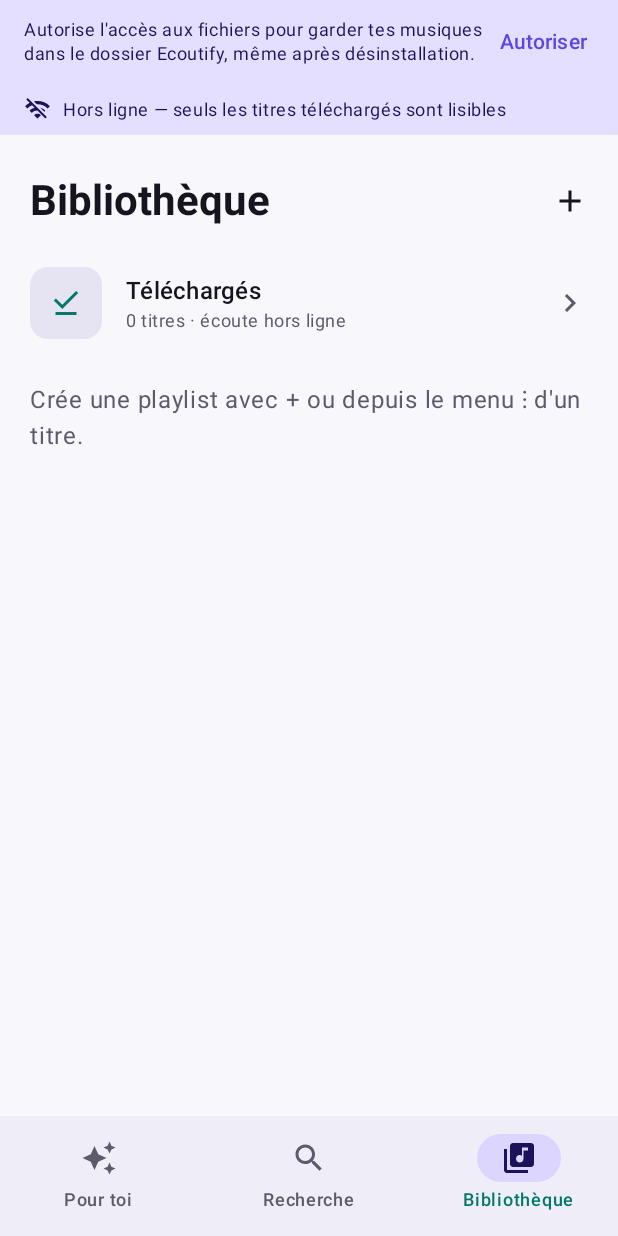
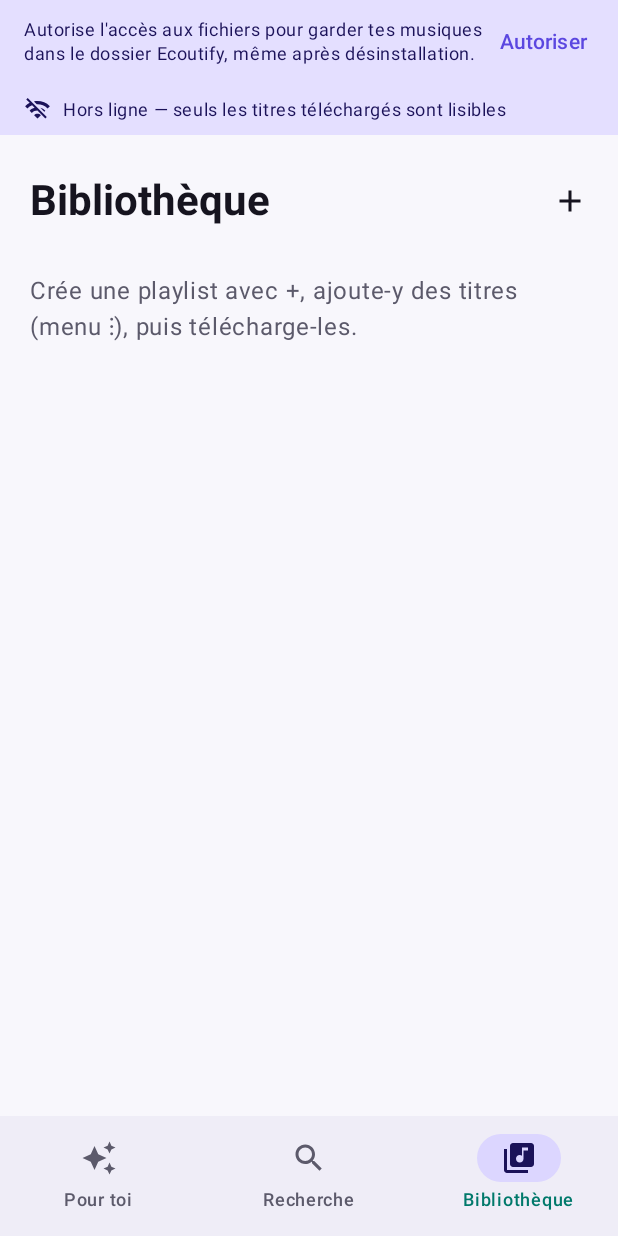
Before and after one commit to KrustyLeBot/Ecoutify, an Android app built with Jetpack Compose: the screen it shows after launch (MainActivity), item 3 of the bottom bar chosen, on a phone screen of 412 x 824 dp. Run offline under Robolectric (Android 15) with nearby library versions, the phone set to English and light mode, and no system bars; libraries missing offline, so code that uses them is left out: org.schabi.newpipe; 8 statements that could not run were skipped.

Commit message:
Downloads tied to playlists: X/Y offline counter, canonical track URLs, orphan files adopted
Co-Authored-By: Claude Sonnet 5.5 <noreply@anthropic.com>
Claude-Session: https://claude.ai/code/session_01TtSNF3UP8Ja6VpVLtBverL

```diff
--- a/app/src/main/java/app/ecoutify/data/Catalog.kt
+++ b/app/src/main/java/app/ecoutify/data/Catalog.kt
@@ -54,7 +54,7 @@ class Catalog(downloader: OkHttpDownloader) {
     }
 
     private fun toTrack(i: StreamInfoItem) = Track(
-        url = i.url,
+        url = normalizeUrl(i.url),
         title = cleanTitle(i.name),
         artist = i.uploaderName.orEmpty().removeSuffix(" - Topic").removeSuffix("VEVO").trim(),
         durationSec = i.duration,
--- a/app/src/main/java/app/ecoutify/data/Track.kt
+++ b/app/src/main/java/app/ecoutify/data/Track.kt
@@ -1,6 +1,10 @@
 package app.ecoutify.data
 
 import org.json.JSONObject
+
+/** Canonical watch URL (YouTube Music links use another host), so the same video always has the same URL. */
+fun normalizeUrl(url: String): String =
+    Regex("[?&]v=([A-Za-z0-9_-]{11})").find(url)?.let { "https://www.youtube.com/watch?v=${it.groupValues[1]}" } ?: url
 
 data class Track(
     val url: String,
@@ -15,7 +19,7 @@ data class Track(
 
     companion object {
         fun fromJson(o: JSONObject) = Track(
-            url = o.getString("url"),
+            url = normalizeUrl(o.getString("url")),
             title = o.getString("title"),
             artist = o.optString("artist"),
             durationSec = o.optLong("duration"),
--- a/app/src/main/java/app/ecoutify/ui/MainViewModel.kt
+++ b/app/src/main/java/app/ecoutify/ui/MainViewModel.kt
@@ -72,7 +72,10 @@ class MainViewModel(application: Application) : AndroidViewModel(application) {
     fun refreshStorage() {
         storageOk = app.store.hasStorageAccess()
         viewModelScope.launch {
-            withContext(Dispatchers.IO) { app.store.migratePrivateToPublic() }
+            withContext(Dispatchers.IO) {
+                app.store.migratePrivateToPublic()
+                adoptOrphanDownloads()
+            }
             downloaded = app.store.downloads()
             playlists = app.store.playlists()
         }
@@ -142,6 +145,7 @@ class MainViewModel(application: Application) : AndroidViewModel(application) {
     fun deletePlaylist(p: Playlist) {
         app.store.deletePlaylist(p.id)
         playlists = app.store.playlists()
+        p.tracks.forEach(::deleteIfInNoPlaylist)
     }
 
     fun addToPlaylist(p: Playlist, t: Track) {
@@ -153,5 +157,24 @@ class MainViewModel(application: Application) : AndroidViewModel(application) {
     fun removeFromPlaylist(p: Playlist, t: Track) {
         app.store.removeFromPlaylist(p.id, t)
         playlists = app.store.playlists()
+        deleteIfInNoPlaylist(t)
+    }
+
+    /** Downloads only exist for tracks in a playlist: free the file once no playlist has the track. */
+    private fun deleteIfInNoPlaylist(t: Track) {
+        if (playlists.none { pl -> pl.tracks.any { it.url == t.url } } && isDownloaded(t)) deleteDownload(t)
+    }
+
+    /**
+     * Files in `Ecoutify/music/` that no playlist references (e.g. downloaded before downloads were
+     * tied to playlists, or after a reinstall that lost the playlist file) go into a "Récupérés" playlist
+     * so they stay reachable.
+     */
+    private fun adoptOrphanDownloads() {
+        val inPlaylists = app.store.playlists().flatMap { it.tracks }.map { it.url }.toSet()
+        val orphans = app.store.downloads().filter { it.url !in inPlaylists }
+        if (orphans.isEmpty()) return
+        val target = app.store.playlists().firstOrNull { it.name == "Récupérés" } ?: app.store.createPlaylist("Récupérés")
+        orphans.forEach { app.store.addToPlaylist(target.id, it) }
     }
 }
--- a/app/src/main/java/app/ecoutify/ui/Screens.kt
+++ b/app/src/main/java/app/ecoutify/ui/Screens.kt
@@ -42,8 +42,6 @@ import androidx.media3.common.Player
 import app.ecoutify.data.Playlist
 import app.ecoutify.data.Track
 import kotlinx.coroutines.delay
-
-private const val DOWNLOADS_ID = "__downloads__"
 
 private enum class Tab(val label: String, val icon: ImageVector) {
     Home("Pour toi", Icons.Default.AutoAwesome),
@@ -225,7 +223,6 @@ private fun SearchScreen(vm: MainViewModel) {
 private fun LibraryScreen(vm: MainViewModel, openList: String?, setOpen: (String?) -> Unit) {
     val playlist = vm.playlists.firstOrNull { it.id == openList }
     when {
-        openList == DOWNLOADS_ID -> ListDetail(vm, "Téléchargés", vm.downloaded, null, setOpen)
         playlist != null -> ListDetail(vm, playlist.name, playlist.tracks, playlist, setOpen)
         else -> LibraryHome(vm, setOpen)
     }
@@ -240,24 +237,17 @@ private fun LibraryHome(vm: MainViewModel, setOpen: (String?) -> Unit) {
             IconButton(onClick = { creating = true }) { Icon(Icons.Default.Add, "Nouvelle playlist") }
         }
         LazyColumn(Modifier.fillMaxSize()) {
-            item {
-                LibraryRow(
-                    icon = Icons.Default.DownloadDone, tint = MaterialTheme.colorScheme.secondary,
-                    title = "Téléchargés", subtitle = "${vm.downloaded.size} titres · écoute hors ligne",
-                    onClick = { setOpen(DOWNLOADS_ID) },
-                )
-            }
             items(vm.playlists, key = { it.id }) { p ->
                 LibraryRow(
                     icon = Icons.Default.LibraryMusic, tint = MaterialTheme.colorScheme.primary,
                     title = p.name,
-                    subtitle = "${p.tracks.size} titres · ${p.tracks.count(vm::isDownloaded)} hors ligne",
+                    subtitle = "${p.tracks.count(vm::isDownloaded)}/${p.tracks.size} hors ligne",
                     onClick = { setOpen(p.id) },
                     onLongClick = { toDelete = p },
                 )
             }
             if (vm.playlists.isEmpty()) {
-                item { EmptyHint("Crée une playlist avec + ou depuis le menu ⋮ d'un titre.") }
+                item { EmptyHint("Crée une playlist avec +, ajoute-y des titres (menu ⋮), puis télécharge-les.") }
             }
         }
     }
@@ -299,11 +289,17 @@ private fun LibraryRow(
 }
 
 @Composable
-private fun ListDetail(vm: MainViewModel, title: String, tracks: List<Track>, playlist: Playlist?, setOpen: (String?) -> Unit) {
+private fun ListDetail(vm: MainViewModel, title: String, tracks: List<Track>, playlist: Playlist, setOpen: (String?) -> Unit) {
     Column(Modifier.fillMaxSize()) {
         Row(Modifier.fillMaxWidth().padding(start = 4.dp, top = 12.dp), verticalAlignment = Alignment.CenterVertically) {
             IconButton(onClick = { setOpen(null) }) { Icon(Icons.AutoMirrored.Filled.ArrowBack, "Retour") }
+            Column(Modifier.weight(1f)) {
                 Text(title, style = MaterialTheme.typography.headlineSmall, fontWeight = FontWeight.Bold, maxLines = 1, overflow = TextOverflow.Ellipsis)
+                Text(
+                    "${tracks.count(vm::isDownloaded)}/${tracks.size} hors ligne",
+                    style = MaterialTheme.typography.bodySmall, color = MaterialTheme.colorScheme.onSurfaceVariant,
+                )
+            }
         }
         Row(Modifier.padding(horizontal = 16.dp, vertical = 8.dp), horizontalArrangement = Arrangement.spacedBy(8.dp)) {
             Button(onClick = { vm.play(tracks, 0) }, enabled = tracks.isNotEmpty()) {
@@ -312,13 +308,11 @@ private fun ListDetail(vm: MainViewModel, title: String, tracks: List<Track>, pl
             FilledTonalButton(onClick = { vm.playShuffled(tracks) }, enabled = tracks.isNotEmpty()) {
                 Icon(Icons.Default.Shuffle, null); Spacer(Modifier.width(4.dp)); Text("Aléatoire")
             }
-            if (playlist != null) {
             IconButton(onClick = { vm.downloadAll(tracks) }, enabled = tracks.any { !vm.isDownloaded(it) }) {
                 Icon(Icons.Default.Download, "Tout télécharger")
             }
         }
-        }
-        if (tracks.isEmpty()) EmptyHint(if (playlist != null) "Playlist vide. Ajoute des titres depuis le menu ⋮." else "Aucun titre téléchargé.")
+        if (tracks.isEmpty()) EmptyHint("Playlist vide. Ajoute des titres depuis le menu ⋮ d'un titre.")
         TrackList(vm, tracks, playlist = playlist)
     }
 }
@@ -382,12 +376,13 @@ private fun TrackRow(vm: MainViewModel, track: Track, queue: List<Track>, index:
             IconButton(onClick = { menu = true }) { Icon(Icons.Default.MoreVert, "Options") }
             DropdownMenu(expanded = menu, onDismissRequest = { menu = false }) {
                 DropdownMenuItem(text = { Text("Ajouter à une playlist") }, onClick = { menu = false; picking = true })
+                // Downloads are only possible for tracks that are in a playlist.
+                if (playlist != null) {
                     if (downloaded) {
                         DropdownMenuItem(text = { Text("Supprimer le téléchargement") }, onClick = { menu = false; vm.deleteDownload(track) })
                     } else {
                         DropdownMenuItem(text = { Text("Télécharger") }, onClick = { menu = false; vm.download(track) })
                     }
-                if (playlist != null) {
                     DropdownMenuItem(text = { Text("Retirer de la playlist") }, onClick = { menu = false; vm.removeFromPlaylist(playlist, track) })
                 }
             }
```
Lines whose indentation alone changed are shown as unchanged.
